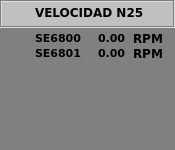
Qt form Martin/Qt/SiTTuGAs/A1-Turbina/wveln25.ui (mbravod/aeros) before a commit.
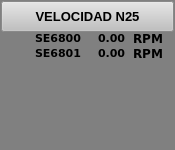
The same form after that commit.

Patch:
```diff
--- a/Martin/Qt/SiTTuGAs/A1-Turbina/wveln25.ui
+++ b/Martin/Qt/SiTTuGAs/A1-Turbina/wveln25.ui
@@ -34,55 +34,6 @@
   <property name="styleSheet">
    <string notr="true">background-color: rgb(128, 128, 128);</string>
   </property>
-  <widget class="QFrame" name="frame">
-   <property name="geometry">
-    <rect>
-     <x>0</x>
-     <y>0</y>
-     <width>175</width>
-     <height>28</height>
-    </rect>
-   </property>
-   <property name="styleSheet">
-    <string notr="true">background-color: rgb(192, 192, 192);</string>
-   </property>
-   <property name="frameShape">
-    <enum>QFrame::Box</enum>
-   </property>
-   <property name="frameShadow">
-    <enum>QFrame::Sunken</enum>
-   </property>
-   <property name="lineWidth">
-    <number>1</number>
-   </property>
-   <property name="midLineWidth">
-    <number>0</number>
-   </property>
-  </widget>
-  <widget class="QLabel" name="lbVelN25T">
-   <property name="geometry">
-    <rect>
-     <x>35</x>
-     <y>2</y>
-     <width>115</width>
-     <height>21</height>
-    </rect>
-   </property>
-   <property name="font">
-    <font>
-     <family>Verdana</family>
-     <pointsize>9</pointsize>
-     <weight>75</weight>
-     <bold>true</bold>
-    </font>
-   </property>
-   <property name="styleSheet">
-    <string notr="true">background-color: rgb(192, 192, 192);</string>
-   </property>
-   <property name="text">
-    <string>VELOCIDAD N25</string>
-   </property>
-  </widget>
   <widget class="QLabel" name="lbN25T_1">
    <property name="geometry">
     <rect>
@@ -243,15 +194,37 @@
     <string/>
    </property>
   </widget>
+  <widget class="QPushButton" name="btCerrar">
+   <property name="geometry">
+    <rect>
+     <x>1</x>
+     <y>1</y>
+     <width>173</width>
+     <height>31</height>
+    </rect>
+   </property>
+   <property name="font">
+    <font>
+     <pointsize>10</pointsize>
+     <weight>75</weight>
+     <bold>true</bold>
+    </font>
+   </property>
+   <property name="styleSheet">
+    <string notr="true">background-color: rgb(192, 192, 192);</string>
+   </property>
+   <property name="text">
+    <string>VELOCIDAD N25</string>
+   </property>
+  </widget>
   <zorder>lbFondo</zorder>
-  <zorder>frame</zorder>
-  <zorder>lbVelN25T</zorder>
   <zorder>lbN25T_1</zorder>
   <zorder>lbN25T_2</zorder>
   <zorder>lbN25_2</zorder>
   <zorder>lbN25_1</zorder>
   <zorder>lbN25U_1</zorder>
   <zorder>lbN25U_2</zorder>
+  <zorder>btCerrar</zorder>
  </widget>
  <layoutdefault spacing="6" margin="11"/>
  <resources/>
```
